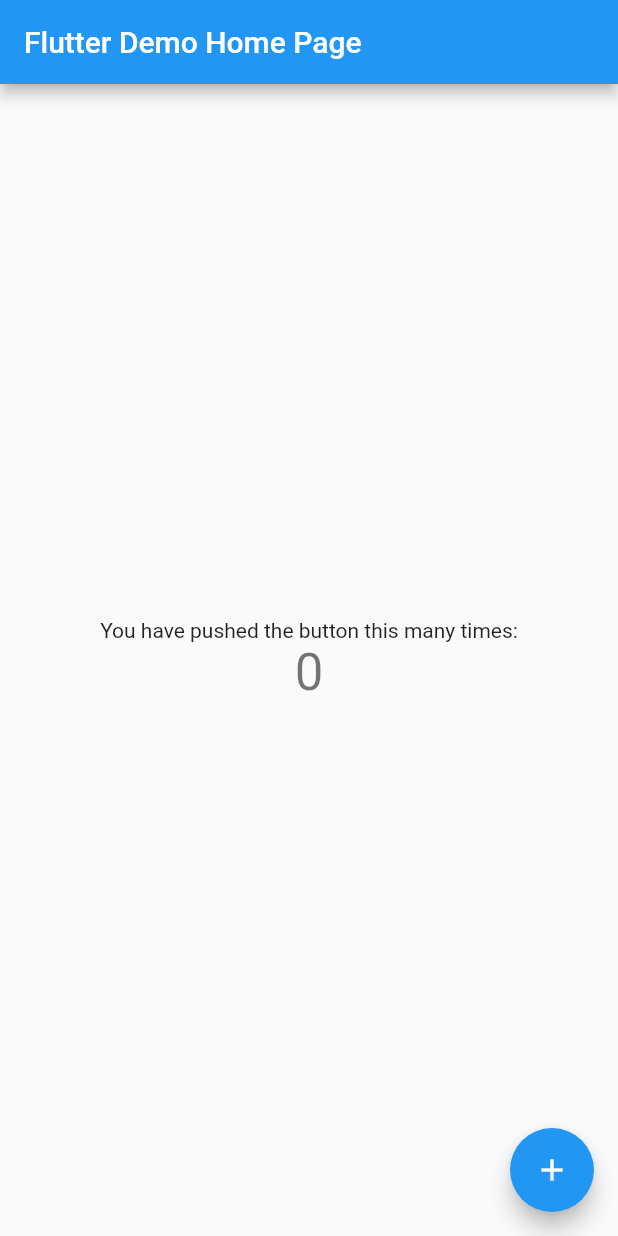
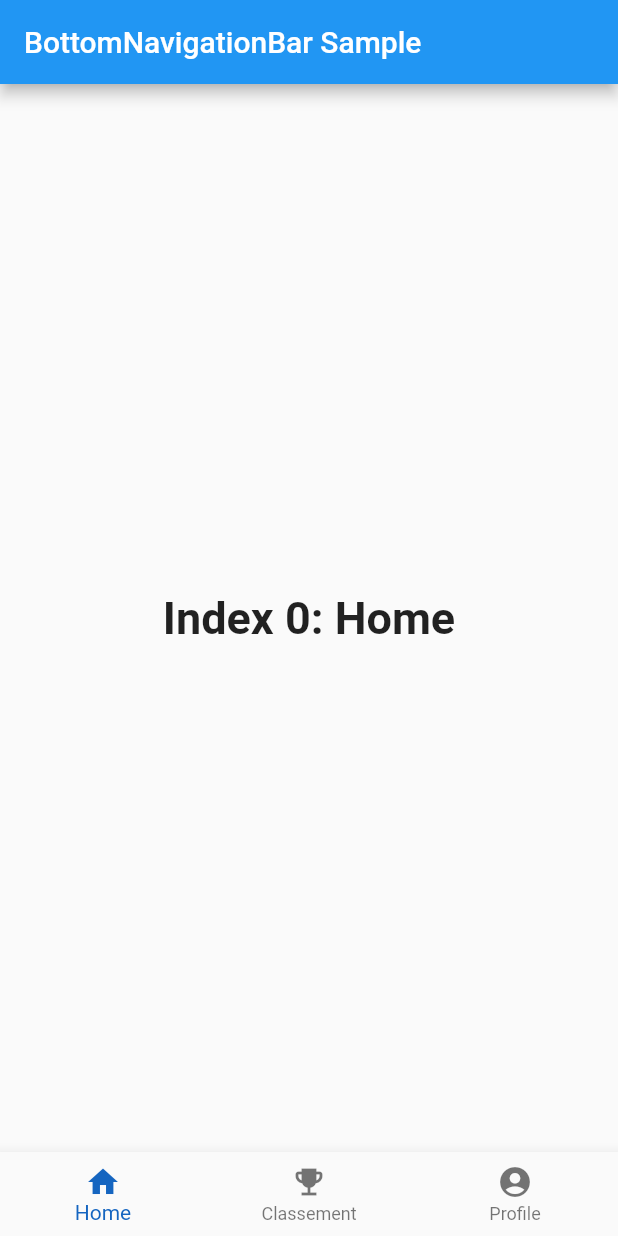
Before and after one commit to AS-37/trivial_mobile, a Flutter app: the screen it shows after launch, on a phone screen of 412 x 824 dp. Run offline on Flutter 3.47's test engine with Material 2 defaults, Android fonts, the phone set to English and light mode, and no system bars.

Commit message:
BottomNavigationBar avec profile et classement

```diff
--- a/lib/main.dart
+++ b/lib/main.dart
@@ -49,6 +49,30 @@ class MyHomePage extends StatefulWidget {
 
 class _MyHomePageState extends State<MyHomePage> {
   int _counter = 0;
+  int _selectedIndex = 0;
+  static const TextStyle optionStyle = TextStyle(
+      fontSize: 30, fontWeight: FontWeight.bold);
+  //Check widget IndexedStack
+  static const List<Widget> _widgetOptions = <Widget>[
+    Text(
+      'Index 0: Home',
+      style: optionStyle,
+    ),
+    Text(
+      'Page de classement',
+      style: optionStyle,
+    ),
+    Text(
+      'Page de profile',
+      style: optionStyle,
+    ),
+  ];
+
+  void _onItemTapped(int index) {
+    setState(() {
+      _selectedIndex = index;
+    });
+  }
 
   void _incrementCounter() {
     setState(() {
@@ -63,54 +87,32 @@ class _MyHomePageState extends State<MyHomePage> {
 
   @override
   Widget build(BuildContext context) {
-    // This method is rerun every time setState is called, for instance as done
-    // by the _incrementCounter method above.
-    // pas de variables sinon jobless
-    //build reappellé a chaque stateful
-    // The Flutter framework has been optimized to make rerunning build methods
-    // fast, so that you can just rebuild anything that needs updating rather
-    // than having to individually change instances of widgets.
     return Scaffold(
       appBar: AppBar(
-        // Here we take the value from the MyHomePage object that was created by
-        // the App.build method, and use it to set our appbar title.
-        title: Text(widget.title),
+        title: const Text('BottomNavigationBar Sample'),
       ),
       body: Center(
-        // Center is a layout widget. It takes a single child and positions it
-        // in the middle of the parent.
-        child: Column(
-          // Column is also a layout widget. It takes a list of children and
-          // arranges them vertically. By default, it sizes itself to fit its
-          // children horizontally, and tries to be as tall as its parent.
-          //
-          // Invoke "debug painting" (press "p" in the console, choose the
-          // "Toggle Debug Paint" action from the Flutter Inspector in Android
-          // Studio, or the "Toggle Debug Paint" command in Visual Studio Code)
-          // to see the wireframe for each widget.
-          //
-          // Column has various properties to control how it sizes itself and
-          // how it positions its children. Here we use mainAxisAlignment to
-          // center the children vertically; the main axis here is the vertical
-          // axis because Columns are vertical (the cross axis would be
-          // horizontal).
-          mainAxisAlignment: MainAxisAlignment.center,
-          children: <Widget>[
-            const Text(
-              'You have pushed the button this many times:',
-            ),
-            Text(
-              '$_counter',
-              style: Theme.of(context).textTheme.headline4,
-            ),
-          ],
-        ),
+        child: _widgetOptions.elementAt(_selectedIndex),
       ),
-      floatingActionButton: FloatingActionButton(
-        onPressed: _incrementCounter,
-        tooltip: 'Increment',
-        child: const Icon(Icons.add),
-      ), // This trailing comma makes auto-formatting nicer for build methods.
+      bottomNavigationBar: BottomNavigationBar(
+        items: const <BottomNavigationBarItem>[
+          BottomNavigationBarItem(
+            icon: Icon(Icons.home),
+            label: 'Home',
+          ),
+          BottomNavigationBarItem(
+            icon: Icon(Icons.emoji_events),
+            label: 'Classement',
+          ),
+          BottomNavigationBarItem(
+            icon: Icon(Icons.account_circle),
+            label: 'Profile',
+          ),
+        ],
+        currentIndex: _selectedIndex,
+        selectedItemColor: Colors.blue[800],
+        onTap: _onItemTapped,
+      ),
     );
   }
 }
```
